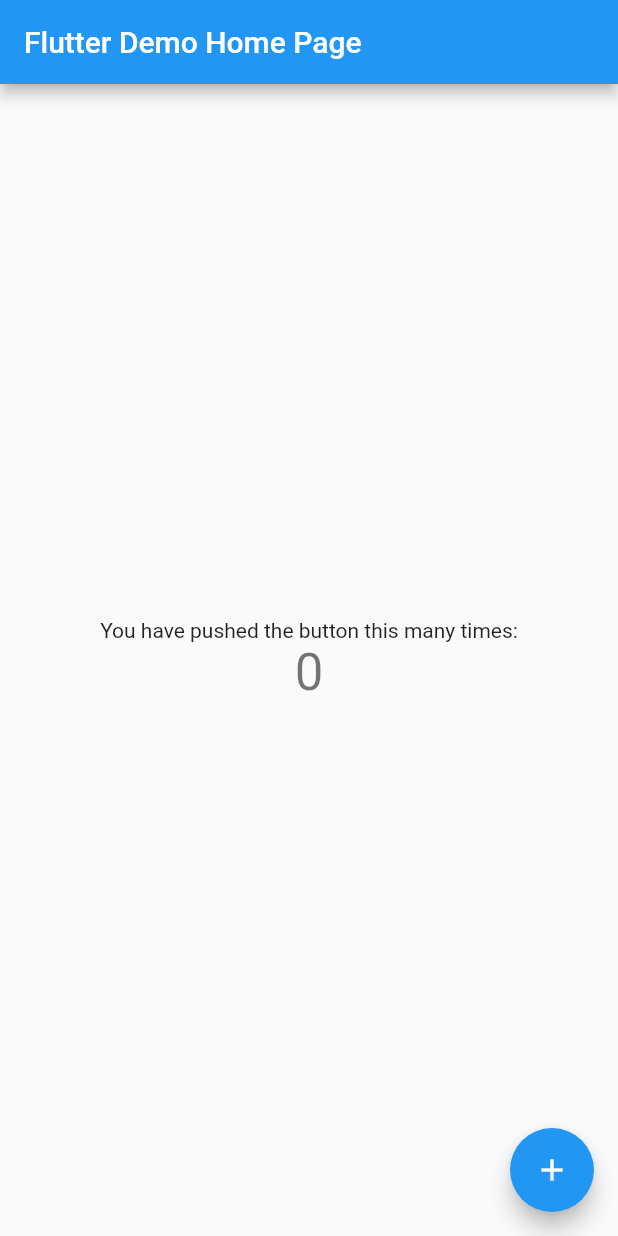
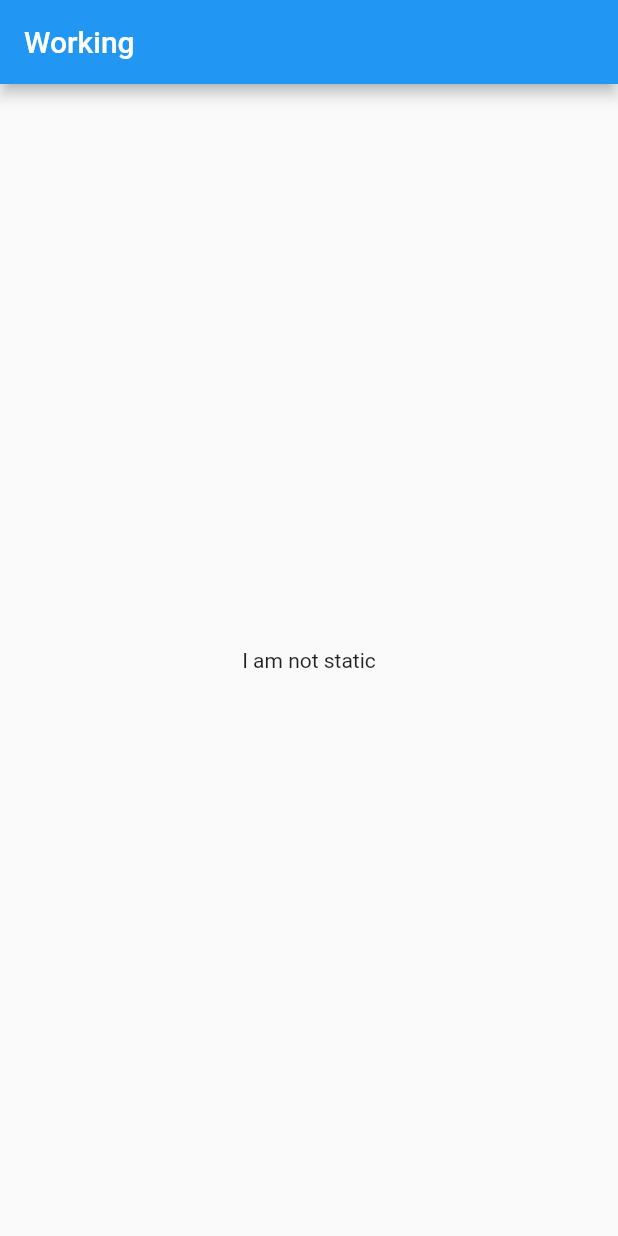
Before and after one commit to Daggron/Hacktober-fest, a Flutter app: the screen it shows after launch, on a phone screen of 412 x 824 dp. Run offline on Flutter 3.47's test engine with Material 2 defaults, Android fonts, the phone set to English and light mode, and no system bars.

Commit message:
New Widget

```diff
--- a/statefull/lib/main.dart
+++ b/statefull/lib/main.dart
@@ -1,111 +1,69 @@
 import 'package:flutter/material.dart';
 
-void main() => runApp(MyApp());
+void main(){
+  runApp(new Myapp());
+}
 
-class MyApp extends StatelessWidget {
-  // This widget is the root of your application.
+class Myapp extends StatelessWidget {
+
+
   @override
   Widget build(BuildContext context) {
-    return MaterialApp(
-      title: 'Flutter Demo',
-      theme: ThemeData(
-        // This is the theme of your application.
-        //
-        // Try running your application with "flutter run". You'll see the
-        // application has a blue toolbar. Then, without quitting the app, try
-        // changing the primarySwatch below to Colors.green and then invoke
-        // "hot reload" (press "r" in the console where you ran "flutter run",
-        // or simply save your changes to "hot reload" in a Flutter IDE).
-        // Notice that the counter didn't reset back to zero; the application
-        // is not restarted.
-        primarySwatch: Colors.blue,
-      ),
-      home: MyHomePage(title: 'Flutter Demo Home Page'),
+    return new MaterialApp(
+      title: "Statefull App",
+      home: new homepage(),
     );
   }
 }
 
-class MyHomePage extends StatefulWidget {
-  MyHomePage({Key key, this.title}) : super(key: key);
+class homepage extends StatefulWidget {
 
-  // This widget is the home page of your application. It is stateful, meaning
-  // that it has a State object (defined below) that contains fields that affect
-  // how it looks.
 
-  // This class is the configuration for the state. It holds the values (in this
-  // case the title) provided by the parent (in this case the App widget) and
-  // used by the build method of the State. Fields in a Widget subclass are
-  // always marked "final".
-
-  final String title;
-
-  @override
-  _MyHomePageState createState() => _MyHomePageState();
+  _homepageState createState() => _homepageState();
 }
 
-class _MyHomePageState extends State<MyHomePage> {
-  int _counter = 0;
 
-  void _incrementCounter() {
-    setState(() {
-      // This call to setState tells the Flutter framework that something has
-      // changed in this State, which causes it to rerun the build method below
-      // so that the display can reflect the updated values. If we changed
-      // _counter without calling setState(), then the build method would not be
-      // called again, and so nothing would appear to happen.
-      _counter++;
-    });
-  }
+
+
+
+class _homepageState extends State<homepage> {
+
+String mytext = "Hello User";
+
+void _changeText(){
+setState(() {
+  if(mytext.startsWith("H"))
+  mytext = "Welcome to my App";
+  else
+  mytext = "Hello User";
+});
+}
+
+Widget _bodyWidget() {
+  return Container(
+    padding: const EdgeInsets.all(8.0),
+    child: new Center(
+      child: new Column(
+        children: <Widget>[
+          new Text("Wanna See Magic?"),
+          new RaisedButton(
+            child: new Text("Click"),
+            onPressed: _changeText,
+          )
+        ],
+      ),
+    ),
+  );
+}
+
 
   @override
   Widget build(BuildContext context) {
-    // This method is rerun every time setState is called, for instance as done
-    // by the _incrementCounter method above.
-    //
-    // The Flutter framework has been optimized to make rerunning build methods
-    // fast, so that you can just rebuild anything that needs updating rather
-    // than having to individually change instances of widgets.
-    return Scaffold(
-      appBar: AppBar(
-        // Here we take the value from the MyHomePage object that was created by
-        // the App.build method, and use it to set our appbar title.
-        title: Text(widget.title),
+    return new Scaffold(
+      appBar:new AppBar(
+        title: new Text("Working"),
       ),
-      body: Center(
-        // Center is a layout widget. It takes a single child and positions it
-        // in the middle of the parent.
-        child: Column(
-          // Column is also a layout widget. It takes a list of children and
-          // arranges them vertically. By default, it sizes itself to fit its
-          // children horizontally, and tries to be as tall as its parent.
-          //
-          // Invoke "debug painting" (press "p" in the console, choose the
-          // "Toggle Debug Paint" action from the Flutter Inspector in Android
-          // Studio, or the "Toggle Debug Paint" command in Visual Studio Code)
-          // to see the wireframe for each widget.
-          //
-          // Column has various properties to control how it sizes itself and
-          // how it positions its children. Here we use mainAxisAlignment to
-          // center the children vertically; the main axis here is the vertical
-          // axis because Columns are vertical (the cross axis would be
-          // horizontal).
-          mainAxisAlignment: MainAxisAlignment.center,
-          children: <Widget>[
-            Text(
-              'You have pushed the button this many times:',
-            ),
-            Text(
-              '$_counter',
-              style: Theme.of(context).textTheme.display1,
-            ),
-          ],
-        ),
-      ),
-      floatingActionButton: FloatingActionButton(
-        onPressed: _incrementCounter,
-        tooltip: 'Increment',
-        child: Icon(Icons.add),
-      ), // This trailing comma makes auto-formatting nicer for build methods.
+      body: new Center(child: new Text("I am not static"),),
     );
   }
 }
```
